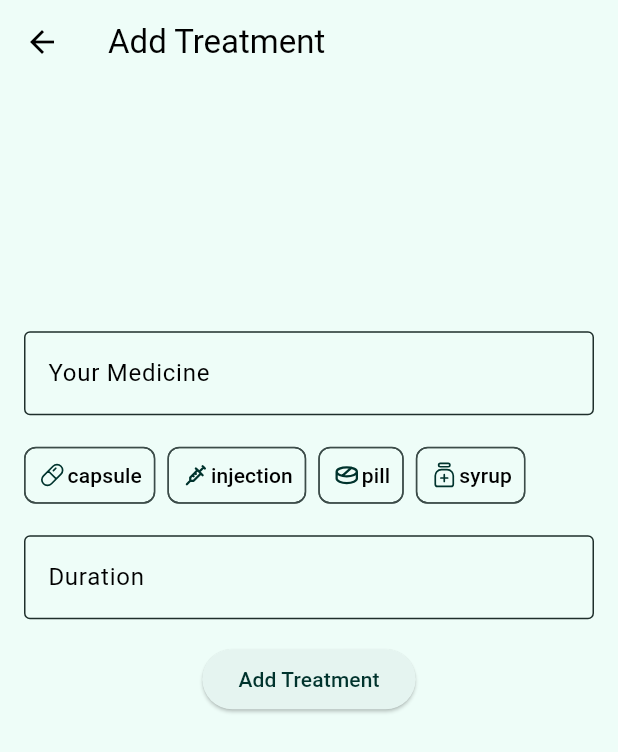
After one commit to Ali-Hassanii/medicine_reminder, a Flutter app: the screen it shows after launch, after a tap on the "add" icon, on a phone screen of 412 x 824 dp. The commit adds this screen. Shown: the top 752 px of the screen. Run offline on Flutter 3.47's test engine with Material 3 defaults, Android fonts, the phone set to English and light mode, and no system bars; our stand-ins replace bloc, equatable, flutter_bloc, flutter_svg, numberpicker.

Commit message:
feat: implement add treatment feature with form and state management

```diff
--- /dev/null
+++ b/lib/features/add_treatment/add_treatment.dart
@@ -0,0 +1 @@
+export 'view/add_treatment_page.dart';
--- /dev/null
+++ b/lib/features/add_treatment/bloc/add_treatment_bloc.dart
@@ -0,0 +1,44 @@
+import 'dart:developer';
+
+import 'package:bloc/bloc.dart';
+import 'package:equatable/equatable.dart';
+
+import '../../treatment/models/models.dart';
+
+part 'add_treatment_event.dart';
+part 'add_treatment_state.dart';
+
+class AddTreatmentBloc extends Bloc<AddTreatmentEvent, AddTreatmentState> {
+  AddTreatmentBloc() : super(AddTreatmentState()) {
+    on<FormNameChanged>(_onFormNameChanged);
+    on<FormTypeChanged>(_onFormTypeChanged);
+    on<FormDurationChanged>(_onFormDurationChanged);
+  }
+
+  void _onFormNameChanged(
+      FormNameChanged event, Emitter<AddTreatmentState> emit) {
+    emit(state.copyWith(
+      name: event.name,
+    ));
+  }
+
+  void _onFormTypeChanged(
+      FormTypeChanged event, Emitter<AddTreatmentState> emit) {
+    emit(
+      state.copyWith(type: event.type),
+    );
+  }
+
+  void _onFormDurationChanged(
+      FormDurationChanged event, Emitter<AddTreatmentState> emit) {
+    emit(
+      state.copyWith(duration: event.duration),
+    );
+  }
+
+  @override
+  void onChange(Change<AddTreatmentState> change) {
+    super.onChange(change);
+    log(change.nextState.props.toString(), name: "AddTreatmentBloc");
+  }
+}
--- /dev/null
+++ b/lib/features/add_treatment/bloc/add_treatment_event.dart
@@ -0,0 +1,35 @@
+part of 'add_treatment_bloc.dart';
+
+sealed class AddTreatmentEvent extends Equatable {
+  @override
+  List<Object?> get props => [];
+}
+
+
+// * Add Treatment Form Events
+final class FormNameChanged extends AddTreatmentEvent {
+  final String? name;
+
+  FormNameChanged(this.name);
+
+  @override
+  List<Object?> get props => [name];
+}
+
+final class FormTypeChanged extends AddTreatmentEvent {
+  final MedicineType? type;
+
+  FormTypeChanged(this.type);
+
+  @override
+  List<Object?> get props => [type];
+}
+
+final class FormDurationChanged extends AddTreatmentEvent {
+  final Duration? duration;
+
+  FormDurationChanged(this.duration);
+
+  @override
+  List<Object?> get props => [duration];
+}
--- /dev/null
+++ b/lib/features/add_treatment/bloc/add_treatment_state.dart
@@ -0,0 +1,28 @@
+part of 'add_treatment_bloc.dart';
+
+final class AddTreatmentState extends Equatable {
+  final String? name;
+  final MedicineType? type;
+  final Duration? duration;
+
+  const AddTreatmentState({
+    this.name,
+    this.type,
+    this.duration,
+  });
+
+  @override
+  List<Object?> get props => [name, type, duration];
+
+  AddTreatmentState copyWith({
+    String? name,
+    MedicineType? type,
+    Duration? duration,
+  }) {
+    return AddTreatmentState(
+      name: name ?? this.name,
+      type: type ?? this.type,
+      duration: duration ?? this.duration,
+    );
+  }
+}
--- /dev/null
+++ b/lib/features/add_treatment/view/add_treatment_form.dart
@@ -0,0 +1,88 @@
+import 'package:flutter/material.dart';
+import 'package:flutter_bloc/flutter_bloc.dart';
+import '../bloc/add_treatment_bloc.dart';
+import '../model/duration_extension.dart';
+import 'choose_treatment_type.dart';
+import 'duration_picker.dart';
+
+class AddTreatmentForm extends StatefulWidget {
+  const AddTreatmentForm({super.key});
+
+  @override
+  State<AddTreatmentForm> createState() => _AddTreatmentFormState();
+}
+
+class _AddTreatmentFormState extends State<AddTreatmentForm> {
+  final _addTreatmentKey = GlobalKey<FormState>();
+
+  @override
+  Widget build(BuildContext context) {
+    return Padding(
+      padding: const EdgeInsets.symmetric(horizontal: 16),
+      child: Form(
+        key: _addTreatmentKey,
+        child: Column(
+          spacing: 16,
+          mainAxisSize: MainAxisSize.min,
+          crossAxisAlignment: CrossAxisAlignment.stretch,
+          children: [
+            //* Medicine Name
+            TextFormField(
+              decoration: _decoration(
+                label: "Your Medicine",
+              ),
+              onChanged: (value) =>
+                  context.read<AddTreatmentBloc>().add(FormNameChanged(value)),
+            ),
+            //* Medicine Type
+            ChooseTreatmentType(),
+            //* Medicine Duration
+            TextFormField(
+              controller: TextEditingController(
+                text: context
+                    .read<AddTreatmentBloc>()
+                    .state
+                    .duration
+                    ?.toTreatmentDuration,
+              ),
+              decoration: _decoration(
+                label: "Duration",
+              ),
+              readOnly: true,
+              validator: _validator,
+              onTap: () {
+                FocusScope.of(context).unfocus(); // Close the keyboard
+                showDialog(
+                  context: context,
+                  builder: (_) => BlocProvider.value(
+                    value: context.read<AddTreatmentBloc>(),
+                    child: DurationPicker(),
+                  ),
+                );
+              },
+            ),
+            //* Submit Button
+            Align(
+              alignment: Alignment.center,
+              child: ElevatedButton(
+                onPressed: () {},
+                child: Text('Add Treatment'),
+              ),
+            ),
+          ],
+        ),
+      ),
+    );
+  }
+
+  InputDecoration _decoration({String? label}) {
+    return InputDecoration(
+      labelText: label,
+      border: OutlineInputBorder(),
+    );
+  }
+
+  String? _validator(String? txt) {
+    return null;
+  }
+}
--- /dev/null
+++ b/lib/features/add_treatment/view/add_treatment_page.dart
@@ -0,0 +1,32 @@
+import 'package:flutter/material.dart';
+import 'package:flutter_bloc/flutter_bloc.dart';
+import '../bloc/add_treatment_bloc.dart';
+import 'add_treatment_form.dart';
+
+class AddTreatmentPage extends StatelessWidget {
+  const AddTreatmentPage({super.key});
+
+  static get route =>
+      MaterialPageRoute(builder: (context) => AddTreatmentPage());
+
+  @override
+  Widget build(BuildContext context) {
+    return BlocProvider(
+      create: (context) => AddTreatmentBloc(),
+      child: Scaffold(
+        appBar: AppBar(
+          title: Text('Add Treatment'),
+        ),
+        body: SingleChildScrollView(
+          child: Column(
+            mainAxisSize: MainAxisSize.min,
+            children: [
+              SizedBox(height: MediaQuery.sizeOf(context).height * 0.2),
+              AddTreatmentForm(),
+            ],
+          ),
+        ),
+      ),
+    );
+  }
+}
--- /dev/null
+++ b/lib/features/add_treatment/view/choose_treatment_type.dart
@@ -0,0 +1,41 @@
+import 'package:flutter/material.dart';
+import 'package:flutter_bloc/flutter_bloc.dart';
+
+import 'package:svg_icon/svg_icon.dart';
+import '../../treatment/models/models.dart';
+import '../bloc/add_treatment_bloc.dart';
+
+class ChooseTreatmentType extends StatelessWidget {
+  const ChooseTreatmentType({super.key});
+
+  @override
+  Widget build(BuildContext context) {
+    return BlocBuilder<AddTreatmentBloc, AddTreatmentState>(
+      builder: (context, state) {
+        return Wrap(
+          spacing: 8,
+          children: MedicineType.values
+              .map(
+                (type) => ChoiceChip(
+                  avatar: SvgIcon(icon: type.name),
+                  label: Text(type.name),
+                  labelPadding: EdgeInsets.all(0),
+                  // padding: EdgeInsets.all(0),
+                  selected: type ==
+                      context.select(
+                        (AddTreatmentBloc bloc) => bloc.state.type,
+                      ),
+                  onSelected: (selected) {
+                    context
+                        .read<AddTreatmentBloc>()
+                        .add(FormTypeChanged(selected ? type : null));
+                    // _choice = selected ? type : null;
+                  },
+                ),
+              )
+              .toList(),
+        );
+      },
+    );
+  }
+}
--- a/lib/features/treatment/view/treatment_list_page.dart
+++ b/lib/features/treatment/view/treatment_list_page.dart
@@ -42,9 +42,15 @@ class TreatmentListPage extends StatelessWidget {
   }
 
   Widget get _floatingActionButton {
-    return FloatingActionButton(
-      onPressed: null,
-      child: Icon(Icons.add),
+    return Builder(
+      builder: (context) {
+        return FloatingActionButton(
+          onPressed: () {
+            Navigator.pushNamed(context, "addTreatmentPage");
+          },
+          child: Icon(Icons.add),
+        );
+      },
     );
   }
 }
```
Also changed, not shown: lib/features/add_treatment/model/duration_extension.dart (added, +36 -0 lines), lib/features/add_treatment/view/duration_picker.dart (added, +124 -0 lines).
